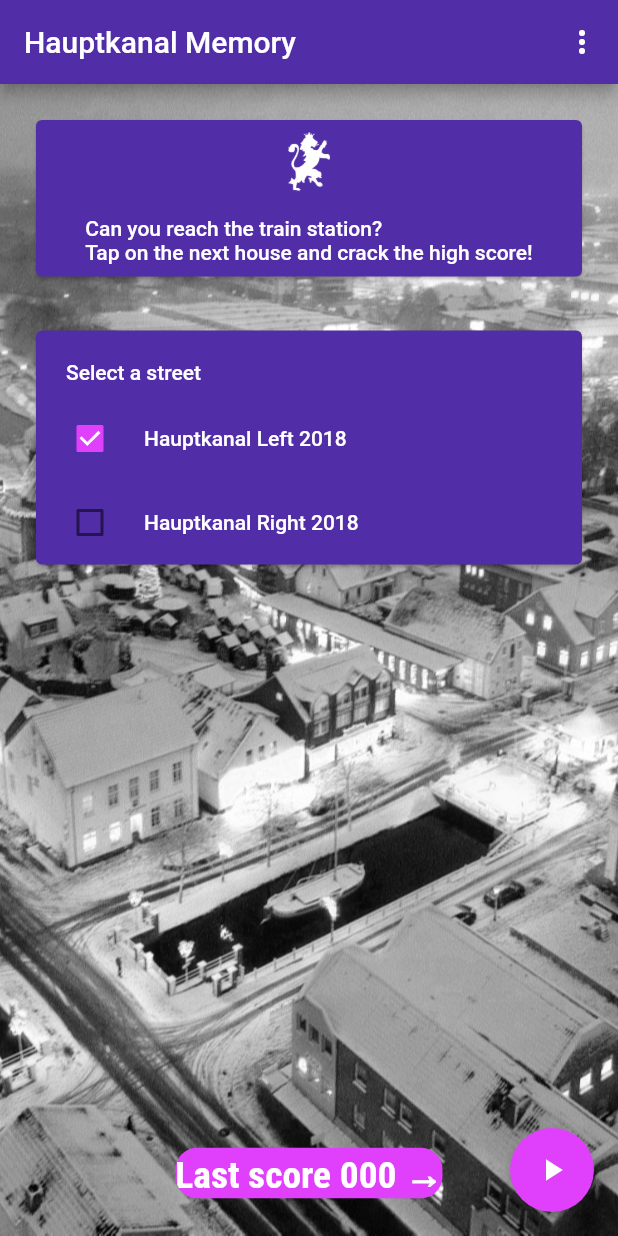
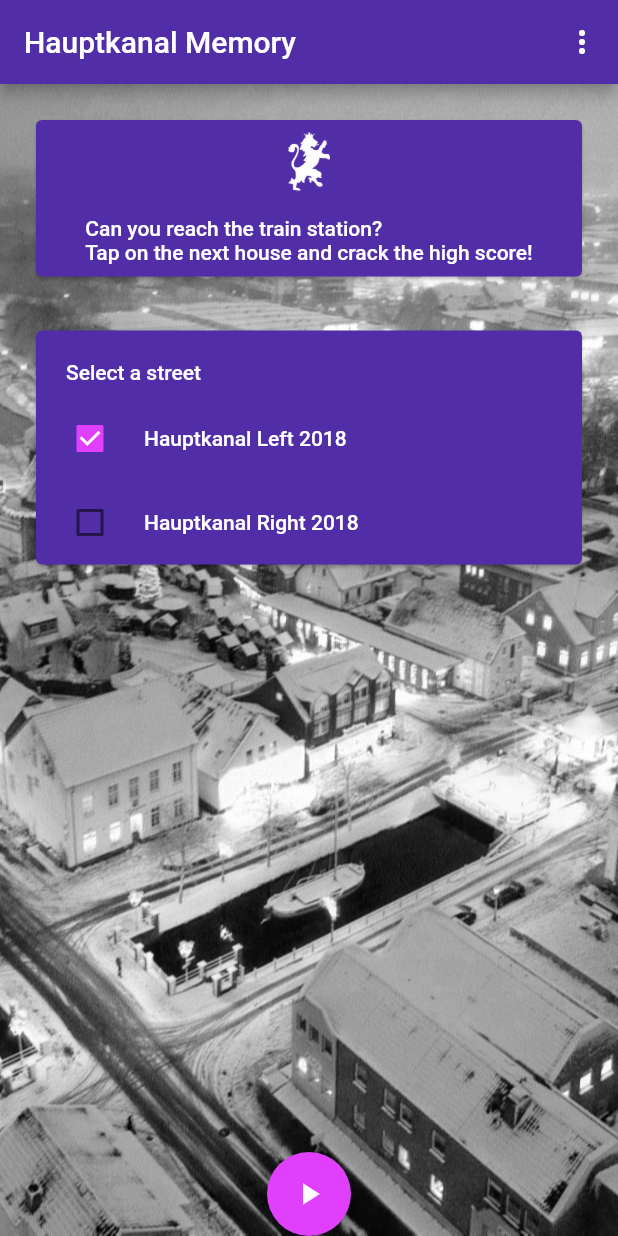
Before and after one commit to wlw81/hauptkanal_memory_flutter, a Flutter app: the screen it shows after launch, on a phone screen of 412 x 824 dp. Run offline on Flutter 3.47's test engine with Material 2 defaults, Android fonts, the phone set to English and light mode, and no system bars; drawn by our look-alikes of flip_card; our stand-ins replace assets_audio_player, google_fonts, vibration, wakelock; missing offline and left inert: games_services.

Commit message:
start display

```diff
--- a/lib/main.dart
+++ b/lib/main.dart
@@ -86,7 +86,6 @@ class _MyHomePageState extends State<MyHomePage>
   bool celebrated = false;
 
   AnimationController _controller;
-  AnimationController _controllerScore;
   Animation<Offset> _offsetAnimation;
   Animation<Offset> _offsetAnimationScore;
   final assetsAudioPlayerEffects = AssetsAudioPlayer();
@@ -116,18 +115,6 @@ class _MyHomePageState extends State<MyHomePage>
       begin: Offset.zero,
       end: const Offset(0.5, 0.0),
     ).animate(_controller);
-
-    _controllerScore = AnimationController(
-      duration: const Duration(seconds: 2),
-      vsync: this,
-    )..repeat(reverse: true);
-    _offsetAnimationScore = Tween<Offset>(
-      begin: Offset.zero,
-      end: const Offset(-0.2, 0.0),
-    ).animate(CurvedAnimation(
-      parent: _controllerScore,
-      curve: Curves.elasticIn,
-    ));
 
     welcome();
   }
@@ -175,7 +162,6 @@ class _MyHomePageState extends State<MyHomePage>
     return Stack(
       children: [
         Positioned.fill(
-          //
           child: SlideTransition(
             position: _offsetAnimation,
             child: OverflowBox(
@@ -261,10 +247,7 @@ class _MyHomePageState extends State<MyHomePage>
             floatingActionButton: FloatingActionButton(
               onPressed: _startGame,
               child: Icon(Icons.play_arrow),
-            )),
-        SlideTransition(
-            position: _offsetAnimationScore,
-            child: ScoreDisplay(lastScore, false))
+            ), floatingActionButtonLocation:FloatingActionButtonLocation.centerDocked),
       ],
     );
   }
--- a/lib/scoreDisplay.dart
+++ b/lib/scoreDisplay.dart
@@ -15,17 +15,15 @@ class ScoreDisplay extends StatelessWidget {
 
   @override
   Widget build(BuildContext context) {
-
       return Container(
-          alignment: ((currentGame) ? Alignment.topRight : Alignment.bottomCenter),
+          alignment: ((currentGame) ? Alignment.topRight : Alignment.bottomLeft),
           padding: EdgeInsets.all(25.0),
           child: ClipRRect(
               borderRadius: BorderRadius.circular(15.0),
               child: Container(
                 color: Theme.of(context).accentColor,
                 child: Text(
-                    ( (currentGame) ? AppLocalizations.of(context).translate('score') : AppLocalizations.of(context).translate('lastScore')) +
-                        ' ' + _format.format(_value) + ((currentGame) ? '' : ' →'),
+                    ( (currentGame) ? AppLocalizations.of(context).translate('score') +' '+_format.format(_value):  'Start →'),
                     style: GoogleFonts.robotoCondensed(
                         fontSize: 25,
                         fontWeight: FontWeight.bold,
--- a/pubspec.yaml
+++ b/pubspec.yaml
@@ -11,7 +11,7 @@ description: A game around the inner citiy of Papenburg.
 # In iOS, build-name is used as CFBundleShortVersionString while build-number used as CFBundleVersion.
 # Read more about iOS versioning at
 # https://developer.apple.com/library/archive/documentation/General/Reference/InfoPlistKeyReference/Articles/CoreFoundationKeys.html
-version: 0.6.2+25
+version: 0.6.3+26
 
 environment:
   sdk: ">=2.2.0 <3.0.0"
```
Also changed, not shown: pubspec.lock.
